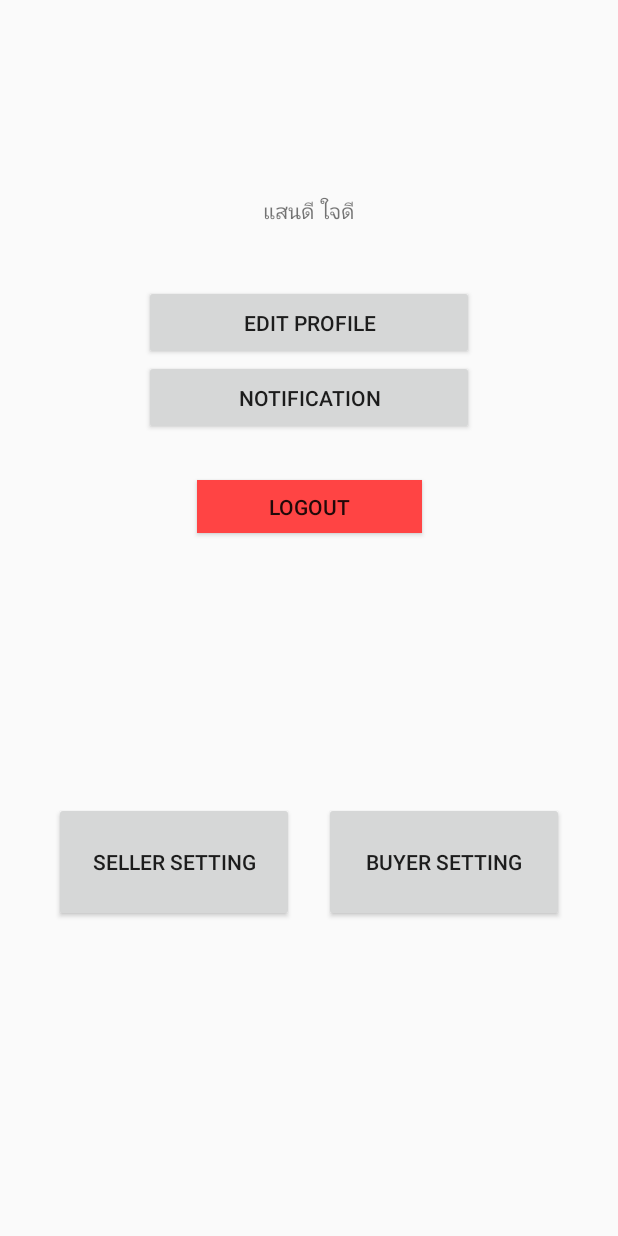
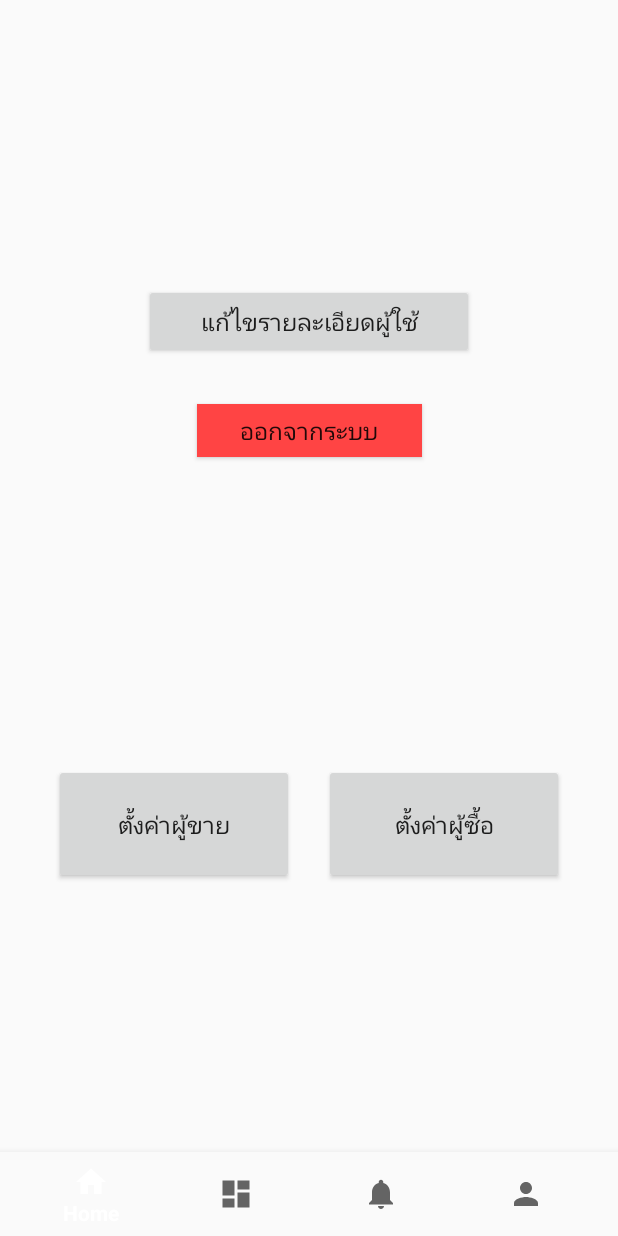
Before and after one commit to Vinitchavat/farmerstore, an Android app: the layout activity_profile_main.xml on its own in the app's theme, with its tools: preview values and no code run, on a phone screen of 412 x 824 dp. Run offline under Robolectric (Android 15) with nearby library versions, the phone set to English and light mode, and no system bars.

Commit message:
set Bottomnav change basket layout

```diff
--- a/app/src/main/AndroidManifest.xml
+++ b/app/src/main/AndroidManifest.xml
@@ -21,9 +21,10 @@
         </activity>
         <activity
             android:name=".HomeActivity"
-            android:label="@string/title_activity_home" />
+            android:label="@string/title_activity_home"/>
         <activity android:name=".basketMain" />
         <activity android:name=".basketMandP"></activity>
+        <activity android:name=".profileMain"></activity>
     </application>
 
 </manifest>
--- a/app/src/main/java/com/kongla/storeapp/MainActivity.java
+++ b/app/src/main/java/com/kongla/storeapp/MainActivity.java
@@ -47,7 +47,6 @@ public class MainActivity extends AppCompatActivity {
         if (!IDKey.matches("0")){
             Intent intent = new Intent(MainActivity.this, HomeActivity.class);
             startActivity(intent);
-            //finish();
         }
 
 //        getActionBar().hide();
@@ -113,12 +112,16 @@ public class MainActivity extends AppCompatActivity {
                                 Toast.makeText(MainActivity.this, getString(R.string.auth_failed), Toast.LENGTH_LONG).show();
                             }
                         } else {
+
+                            /* *** SET Login State *** */
                             sp = getSharedPreferences("PREFS", Context.MODE_PRIVATE);
                             editor = sp.edit();
                             FirebaseUser currentFirebaseUser = FirebaseAuth.getInstance().getCurrentUser() ;
                             String uID = currentFirebaseUser.getUid();
                             editor.putString("IDKey",uID);
                             editor.commit();
+
+                            /* *** GO to Homepage *** */
                             Intent intent = new Intent(MainActivity.this, HomeActivity.class);
                             startActivity(intent);
                             finish();
--- a/app/src/main/java/com/kongla/storeapp/RegisterActivity.java
+++ b/app/src/main/java/com/kongla/storeapp/RegisterActivity.java
@@ -61,6 +61,7 @@ public class RegisterActivity extends AppCompatActivity {
         String email = inputEmail.getText().toString();
         String password = inputPassword.getText().toString();
 
+        /* *** Check fields *** */
         if (TextUtils.isEmpty(name) || TextUtils.isEmpty(phone) || TextUtils.isEmpty(email) || TextUtils.isEmpty(password)) {
             Toast.makeText(this, R.string.register_empty_warning, Toast.LENGTH_SHORT).show();
         } else if (name.length() <= 3) {
--- a/app/src/main/res/layout/activity_profile_main.xml
+++ b/app/src/main/res/layout/activity_profile_main.xml
@@ -1,8 +1,10 @@
 <?xml version="1.0" encoding="utf-8"?>
-<android.support.constraint.ConstraintLayout
-    xmlns:android="http://schemas.android.com/apk/res/android" android:layout_width="match_parent"
+<android.support.constraint.ConstraintLayout xmlns:android="http://schemas.android.com/apk/res/android"
+    android:layout_width="match_parent"
     android:layout_height="match_parent"
-    xmlns:app="http://schemas.android.com/apk/res-auto">
+    xmlns:app="http://schemas.android.com/apk/res-auto"
+    xmlns:tools="http://schemas.android.com/tools"
+    tools:context=".profileMain">
 
     <ImageView
         android:id="@+id/profile_img"
@@ -22,31 +24,19 @@
         app:layout_constraintEnd_toEndOf="parent"
         app:layout_constraintStart_toStartOf="parent"
         app:layout_constraintTop_toBottomOf="@id/profile_img"
-        app:layout_constraintBottom_toTopOf="@id/profile_btnedit"
-        android:text="แสนดี ใจดี"/>
+        app:layout_constraintBottom_toTopOf="@id/profile_btnedit"/>
 
     <Button
         android:id="@+id/profile_btnedit"
         android:layout_width="220dp"
         android:layout_height="50dp"
         android:layout_marginTop="40dp"
-        android:text="edit Profile"
-        app:layout_constraintBottom_toTopOf="@+id/profile_btnNoti"
+        android:text="@string/profile_editProfile"
+        android:textSize="16sp"
+        app:layout_constraintBottom_toTopOf="@+id/profile_btnLogout"
         app:layout_constraintEnd_toEndOf="parent"
         app:layout_constraintStart_toStartOf="parent"
         app:layout_constraintTop_toBottomOf="@id/profile_textName"/>
-
-    <Button
-        android:id="@+id/profile_btnNoti"
-        android:onClick="addData"
-        android:layout_width="220dp"
-        android:layout_height="50dp"
-        android:layout_marginBottom="20dp"
-        android:text="Notification"
-        app:layout_constraintBottom_toTopOf="@+id/profile_btnLogout"
-        app:layout_constraintEnd_toEndOf="parent"
-        app:layout_constraintStart_toStartOf="parent"
-        app:layout_constraintTop_toBottomOf="@+id/profile_btnedit" />
 
     <Button
         android:id="@+id/profile_btnLogout"
@@ -54,10 +44,11 @@
         android:layout_height="35dp"
         android:layout_marginTop="30dp"
         android:background="@android:color/holo_red_light"
-        android:text="@string/logout"
+        android:text="@string/profile_logout"
+        android:textSize="16sp"
         app:layout_constraintEnd_toEndOf="parent"
         app:layout_constraintStart_toStartOf="parent"
-        app:layout_constraintTop_toBottomOf="@+id/profile_btnNoti" />
+        app:layout_constraintTop_toBottomOf="@+id/profile_btnedit" />
 
     <Button
         android:id="@+id/profile_btnSeller"
@@ -66,7 +57,8 @@
         android:layout_marginLeft="50dp"
         android:layout_marginRight="20dp"
         android:layout_marginBottom="30dp"
-        android:text="Seller Setting"
+        android:text="@string/profile_sellerSetting"
+        android:textSize="16sp"
         app:layout_constraintBottom_toBottomOf="parent"
         app:layout_constraintEnd_toStartOf="@+id/profile_btnBuyer"
         app:layout_constraintStart_toStartOf="parent"
@@ -79,10 +71,23 @@
         android:layout_height="80dp"
         android:layout_marginRight="50dp"
         android:layout_marginBottom="30dp"
-        android:text="Buyer Setting"
+        android:text="@string/profile_buyerSetting"
+        android:textSize="16sp"
         app:layout_constraintBottom_toBottomOf="parent"
         app:layout_constraintEnd_toEndOf="parent"
         app:layout_constraintStart_toEndOf="@+id/profile_btnSeller"
         app:layout_constraintTop_toBottomOf="@+id/profile_btnLogout" />
 
+    <android.support.design.widget.BottomNavigationView
+        android:id="@+id/navigation"
+        android:layout_width="0dp"
+        android:layout_height="wrap_content"
+        android:layout_marginStart="0dp"
+        android:layout_marginEnd="0dp"
+        android:background="?android:attr/windowBackground"
+        app:layout_constraintBottom_toBottomOf="parent"
+        app:layout_constraintLeft_toLeftOf="parent"
+        app:layout_constraintRight_toRightOf="parent"
+        app:menu="@menu/navigation" />
+
 </android.support.constraint.ConstraintLayout>
--- a/app/src/main/res/values/strings.xml
+++ b/app/src/main/res/values/strings.xml
@@ -9,12 +9,16 @@
     <string name="title_profile">Profile</string>
     <string name="btnP">Pre-Order</string>
     <string name="btnM">Market</string>
-    <string name="logout">Logout</string>
     <string name="register_empty_warning">กรุณากรอกข้อมูลให้ครบถ้วน</string>
     <string name="register_name_warning">กรุณากรอกชื่อให้ถูกต้อง</string>
     <string name="register_phone_warning">กรุณากรอกเบอร์โทรศัพท์ให้ถูกต้อง</string>
     <string name="register_password_warning">กรุณาตั้งรหัสผ่านมากกว่า 6 ตัวอักษร</string>
 
+    <string name="profile_editProfile">แก้ไขรายละเอียดผู้ใช้</string>
+    <string name="profile_logout">ออกจากระบบ</string>
+    <string name="profile_sellerSetting">ตั้งค่าผู้ขาย</string>
+    <string name="profile_buyerSetting">ตั้งค่าผู้ซื้อ</string>
+
     <!-- TODO: Remove or change this placeholder text -->
     <string name="hello_blank_fragment">Hello blank fragment</string>
 </resources>
```
Also changed, not shown: app/src/main/java/com/kongla/storeapp/HomeActivity.java (+11 -5 lines), app/src/main/java/com/kongla/storeapp/basketMain.java (+37 -1 lines), app/src/main/java/com/kongla/storeapp/profileMain.java (+63 -13 lines), app/src/main/res/layout/activity_basket_main.xml (+12 -0 lines).
